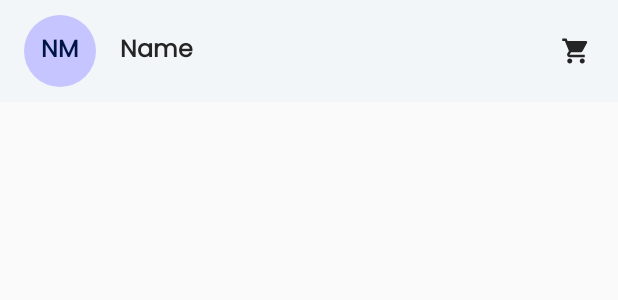
After one commit to mustofa27/banksampah-android, an Android app: the layout home_topbar.xml on its own in the app's theme, with its tools: preview values and no code run, on a phone screen of 412 x 824 dp. The commit adds this screen. Shown: the top 300 px of the screen. Run offline under Robolectric (Android 15) with nearby library versions, the phone set to English and light mode, and no system bars; network calls fail.

Commit message:
Fixing some UI

```diff
--- a/app/src/main/java/com/mustofa27/banksampah/view/activity/MainActivity.java
+++ b/app/src/main/java/com/mustofa27/banksampah/view/activity/MainActivity.java
@@ -50,6 +50,7 @@ public class MainActivity extends BaseActivity {
         navHostFragment.getNavController().addOnDestinationChangedListener((controller, destination, arguments) -> {
             //binding.title.setText(destination.getLabel());
         });
+        binding.save.setOnClickListener(v -> startActivity(new Intent(MainActivity.this, SaveActivity.class)));
         checkUpdate();
     }
 
--- a/app/src/main/java/com/mustofa27/banksampah/view/activity/SaveActivity.java
+++ b/app/src/main/java/com/mustofa27/banksampah/view/activity/SaveActivity.java
@@ -17,13 +17,7 @@ public class SaveActivity extends AppCompatActivity {
     @Override
     protected void onCreate(Bundle savedInstanceState) {
         super.onCreate(savedInstanceState);
-        EdgeToEdge.enable(this);
         binding = ActivitySaveBinding.inflate(getLayoutInflater());
         setContentView(binding.getRoot());
-        ViewCompat.setOnApplyWindowInsetsListener(binding.main, (v, insets) -> {
-            Insets systemBars = insets.getInsets(WindowInsetsCompat.Type.systemBars());
-            v.setPadding(systemBars.left, systemBars.top, systemBars.right, systemBars.bottom);
-            return insets;
-        });
     }
 }
--- a/app/src/main/java/com/mustofa27/banksampah/view/adapter/BannerPromoAdapter.java
+++ b/app/src/main/java/com/mustofa27/banksampah/view/adapter/BannerPromoAdapter.java
@@ -52,7 +52,7 @@ public class BannerPromoAdapter extends SliderViewAdapter<SliderAdapterVH> {
         NewsClass sliderItem = mSliderItems.get(position);
         Glide.with(context).load(ConnectionHandler.IMAGE_URL+sliderItem.getPath_image()).
                 placeholder(R.drawable.no_banner_image).error(R.drawable.no_banner_image).into(viewHolder.imageView);
-
+        viewHolder.title.setText(sliderItem.getJudul());
         viewHolder.itemView.setOnClickListener(new View.OnClickListener() {
             @Override
             public void onClick(View v) {
--- a/app/src/main/java/com/mustofa27/banksampah/view/adapter/SliderAdapterVH.java
+++ b/app/src/main/java/com/mustofa27/banksampah/view/adapter/SliderAdapterVH.java
@@ -2,6 +2,7 @@ package com.mustofa27.banksampah.view.adapter;
 
 import android.view.View;
 import android.widget.ImageView;
+import android.widget.TextView;
 
 import com.mustofa27.banksampah.R;
 import com.smarteist.autoimageslider.SliderViewAdapter;
@@ -10,10 +11,12 @@ public class SliderAdapterVH extends SliderViewAdapter.ViewHolder {
 
     View itemView;
     ImageView imageView;
+    TextView title;
 
     public SliderAdapterVH(View itemView) {
         super(itemView);
         imageView = itemView.findViewById(R.id.imageview);
+        title = itemView.findViewById(R.id.title);
         this.itemView = itemView;
     }
 }
--- /dev/null
+++ b/app/src/main/res/drawable/ic_cart.xml
@@ -0,0 +1,9 @@
+<vector xmlns:android="http://schemas.android.com/apk/res/android"
+    android:width="28dp"
+    android:height="28dp"
+    android:viewportWidth="28"
+    android:viewportHeight="28">
+  <path
+      android:pathData="M5.152,2.329L1.171,2.349L1.183,4.683L3.598,4.671L7.442,13.893L6.045,16.126C5.067,17.688 6.257,19.833 8.098,19.833H22.167V17.5H8.098C7.969,17.5 7.954,17.475 8.023,17.363L9.395,15.167H18.109C18.956,15.167 19.737,14.707 20.148,13.966L24.35,6.399C24.783,5.622 24.22,4.667 23.331,4.667H6.125L5.152,2.329ZM8.167,21C7.548,21 6.955,21.246 6.517,21.684C6.079,22.121 5.833,22.715 5.833,23.333C5.833,23.952 6.079,24.546 6.517,24.983C6.955,25.421 7.548,25.667 8.167,25.667C8.786,25.667 9.379,25.421 9.817,24.983C10.254,24.546 10.5,23.952 10.5,23.333C10.5,22.715 10.254,22.121 9.817,21.684C9.379,21.246 8.786,21 8.167,21ZM19.833,21C19.215,21 18.621,21.246 18.184,21.684C17.746,22.121 17.5,22.715 17.5,23.333C17.5,23.952 17.746,24.546 18.184,24.983C18.621,25.421 19.215,25.667 19.833,25.667C20.452,25.667 21.046,25.421 21.483,24.983C21.921,24.546 22.167,23.952 22.167,23.333C22.167,22.715 21.921,22.121 21.483,21.684C21.046,21.246 20.452,21 19.833,21Z"
+      android:fillColor="#FDF4DA"/>
+</vector>
--- /dev/null
+++ b/app/src/main/res/drawable/rounded_primary_1.xml
@@ -0,0 +1,10 @@
+<?xml version="1.0" encoding="utf-8"?>
+<shape xmlns:android="http://schemas.android.com/apk/res/android"
+    android:shape="rectangle">
+    <corners
+        android:bottomLeftRadius="@dimen/half_nickname_container"
+        android:bottomRightRadius="@dimen/half_nickname_container"
+        android:topLeftRadius="@dimen/half_nickname_container"
+        android:topRightRadius="@dimen/half_nickname_container" />
+    <solid android:color="@color/primary_1" />
+</shape>
--- /dev/null
+++ b/app/src/main/res/drawable/rounded_red.xml
@@ -0,0 +1,10 @@
+<?xml version="1.0" encoding="utf-8"?>
+<shape xmlns:android="http://schemas.android.com/apk/res/android"
+    android:shape="rectangle">
+    <corners
+        android:bottomLeftRadius="@dimen/spacing_large"
+        android:bottomRightRadius="@dimen/spacing_large"
+        android:topLeftRadius="@dimen/spacing_large"
+        android:topRightRadius="@dimen/spacing_large" />
+    <solid android:color="@color/red_400" />
+</shape>
--- a/app/src/main/res/layout/activity_save.xml
+++ b/app/src/main/res/layout/activity_save.xml
@@ -6,5 +6,8 @@
     android:layout_width="match_parent"
     android:layout_height="match_parent"
     tools:context=".view.activity.SaveActivity">
+    <include
+        layout="@layout/text_back_icon_order_topbar"
+        android:id="@+id/topbar"/>
 
 </androidx.constraintlayout.widget.ConstraintLayout>
--- /dev/null
+++ b/app/src/main/res/layout/home_topbar.xml
@@ -0,0 +1,73 @@
+<?xml version="1.0" encoding="utf-8"?>
+<androidx.constraintlayout.widget.ConstraintLayout xmlns:android="http://schemas.android.com/apk/res/android"
+    android:layout_width="match_parent"
+    android:layout_height="wrap_content"
+    xmlns:app="http://schemas.android.com/apk/res-auto"
+    android:background="@color/neutral_1"
+    android:paddingTop="@dimen/spacing_medium"
+    android:paddingBottom="@dimen/spacing_medium">
+    <TextView
+        android:id="@+id/username"
+        android:layout_width="wrap_content"
+        android:layout_height="wrap_content"
+        app:layout_constraintTop_toTopOf="parent"
+        app:layout_constraintBottom_toBottomOf="parent"
+        app:layout_constraintLeft_toRightOf="@id/back"
+        android:textColor="@color/neutral_6"
+        android:fontFamily="@font/roboto_bold"
+        android:text="Name"
+        android:textSize="@dimen/text_size_big"
+        android:textStyle="bold"
+        android:layout_marginLeft="@dimen/spacing_large"/>
+
+    <RelativeLayout
+        android:id="@+id/back"
+        android:layout_width="@dimen/nickname_container"
+        android:layout_height="@dimen/nickname_container"
+        app:layout_constraintTop_toTopOf="parent"
+        app:layout_constraintLeft_toLeftOf="parent"
+        app:layout_constraintBottom_toBottomOf="parent"
+        android:background="@drawable/rounded_primary_1"
+        android:layout_marginLeft="@dimen/spacing_large">
+        <TextView
+            android:id="@+id/nickname"
+            android:layout_width="wrap_content"
+            android:layout_height="wrap_content"
+            android:textColor="@color/primary_5"
+            android:fontFamily="@font/roboto_bold"
+            android:text="NM"
+            android:textSize="@dimen/text_size_big"
+            android:textStyle="bold"
+            android:layout_centerInParent="true"/>
+    </RelativeLayout>
+
+    <RelativeLayout
+        android:id="@+id/cart_container"
+        android:layout_width="@dimen/icon_action_size"
+        android:layout_height="@dimen/actionBarSize"
+        app:layout_constraintTop_toTopOf="parent"
+        app:layout_constraintRight_toRightOf="parent"
+        android:layout_marginRight="@dimen/spacing_large">
+
+        <ImageView
+            android:layout_width="@dimen/icon_size"
+            android:layout_height="@dimen/icon_size"
+            android:layout_centerInParent="true"
+            android:src="@drawable/ic_cart"
+            app:tint="@color/neutral_6" />
+        <TextView
+            android:id="@+id/indicator"
+            android:layout_width="wrap_content"
+            android:layout_height="wrap_content"
+            android:textColor="@color/white"
+            android:background="@drawable/rounded_red"
+            android:text="0"
+            android:paddingLeft="@dimen/spacing_cart"
+            android:paddingRight="@dimen/spacing_cart"
+            android:layout_alignParentRight="true"
+            android:layout_marginTop="@dimen/spacing_medium"
+            android:textSize="@dimen/text_size_very_small"
+            android:visibility="gone"
+            android:gravity="center"/>
+    </RelativeLayout>
+</androidx.constraintlayout.widget.ConstraintLayout>
--- a/app/src/main/res/values/dimens.xml
+++ b/app/src/main/res/values/dimens.xml
@@ -1,6 +1,9 @@
 <resources>
     <!--versi 2-->
     <dimen name="actionBarSize">56dp</dimen>
+    <dimen name="nickname_container">48dp</dimen>
+    <dimen name="half_nickname_container">24dp</dimen>
+    <dimen name="icon_action_size">24dp</dimen>
     <dimen name="im_product_size">100dp</dimen>
     <dimen name="small_margin">8dp</dimen>
     <dimen name="medium_margin">10dp</dimen>
@@ -61,6 +64,7 @@
     <dimen name="spacing_xsmall">2dp</dimen>
     <dimen name="spacing_small">3dp</dimen>
     <dimen name="spacing_medium">6dp</dimen>
+    <dimen name="spacing_cart">3.5dp</dimen>
     <dimen name="spacing_xmedium">8dp</dimen>
     <dimen name="spacing_middle">12dp</dimen>
     <dimen name="spacing_large">16dp</dimen>
```
Also changed, not shown: app/src/main/AndroidManifest.xml (+2 -49 lines), app/src/main/res/drawable/ic_search.xml (added, +10 -0 lines), app/src/main/res/layout/fragment_home.xml (+8 -5 lines), app/src/main/res/layout/item_promos.xml (+19 -2 lines), app/src/main/res/layout/text_back_icon_order_topbar.xml (added, +64 -0 lines), 1 other file.
